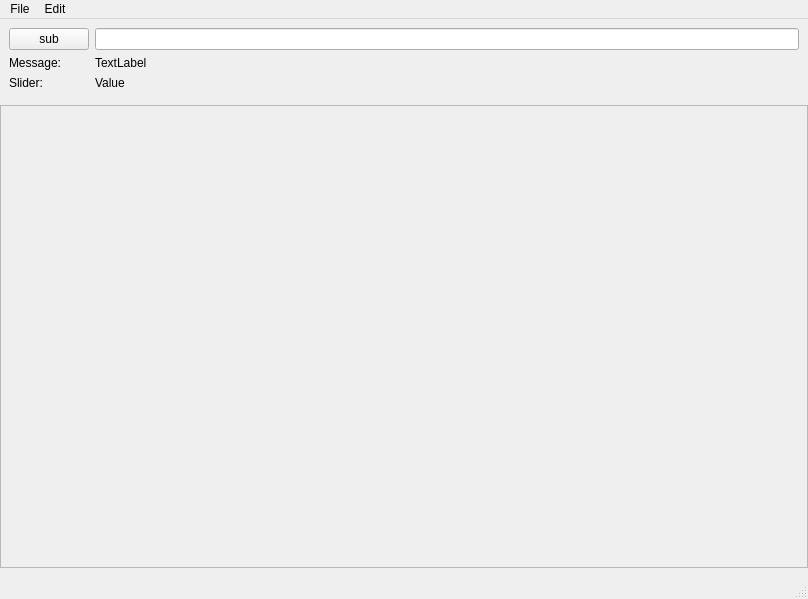
The window that mqtt_sub/mainwindow.ui (danylo-nevidomiy/MqttClient) describes before a commit, drawn with Qt 5.
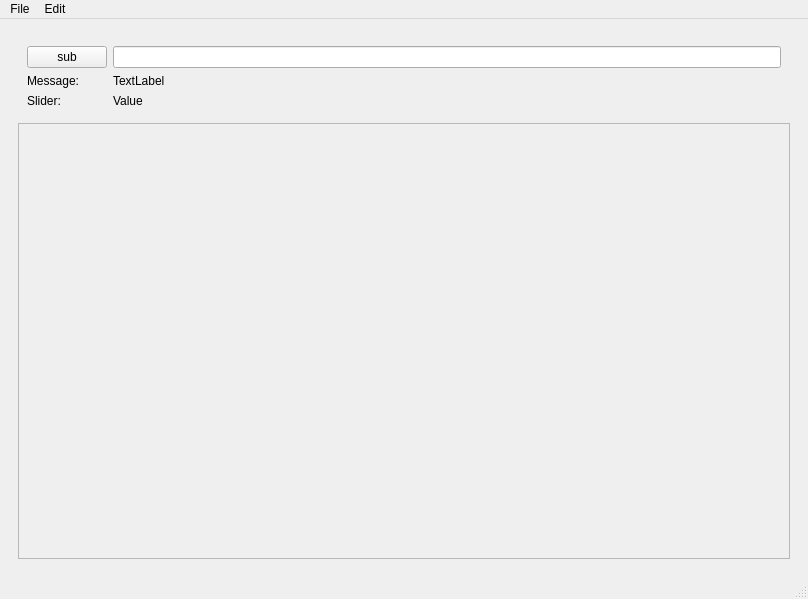
The same window after the commit.

What changed in the file:
```diff
--- a/mqtt_sub/mainwindow.ui
+++ b/mqtt_sub/mainwindow.ui
@@ -14,16 +14,10 @@
    <string>MainWindow</string>
   </property>
   <widget class="QWidget" name="centralwidget">
+   <layout class="QHBoxLayout" name="horizontalLayout">
+    <item>
+     <widget class="QWidget" name="widget" native="true">
    <layout class="QVBoxLayout" name="verticalLayout">
-    <property name="leftMargin">
-     <number>0</number>
-    </property>
-    <property name="topMargin">
-     <number>0</number>
-    </property>
-    <property name="rightMargin">
-     <number>0</number>
-    </property>
     <item>
      <widget class="QWidget" name="toolsWidget" native="true">
       <property name="sizePolicy">
@@ -96,8 +90,8 @@
         <rect>
          <x>0</x>
          <y>0</y>
-         <width>806</width>
-         <height>444</height>
+            <width>770</width>
+            <height>417</height>
         </rect>
        </property>
        <property name="sizePolicy">
@@ -122,6 +116,9 @@
         </layout>
        </widget>
       </widget>
+        </widget>
+       </item>
+      </layout>
      </widget>
     </item>
    </layout>
```
Left out of the diff: 15 changed lines with no effect on the pictures. Lines whose indentation alone changed are shown as unchanged.
